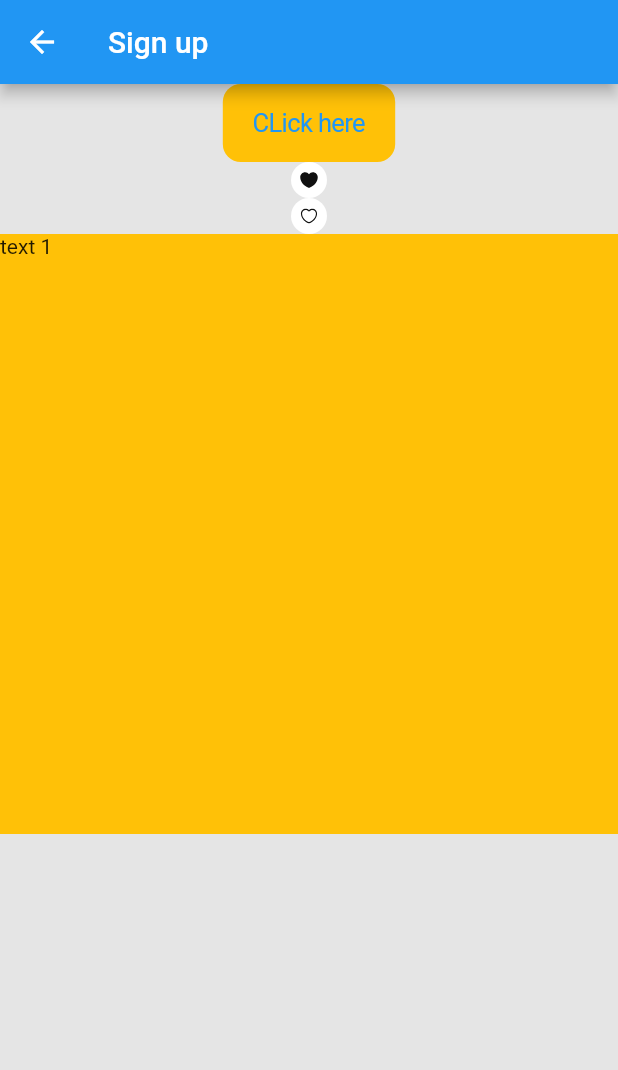
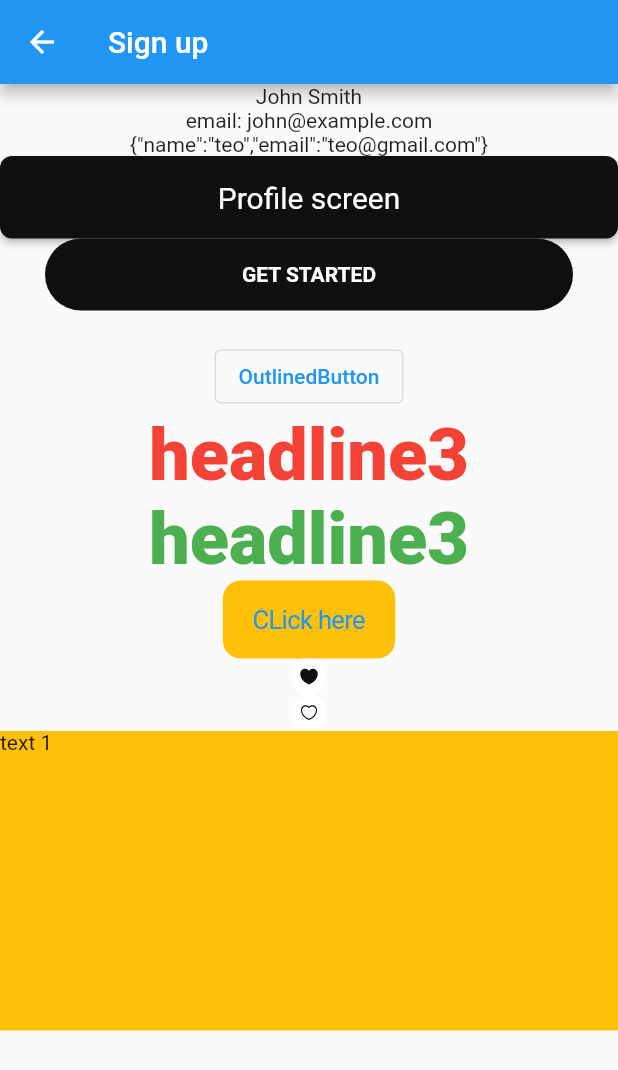
Before and after one commit to inspireui/training-flutter, a Flutter app: the screen it shows after launch, after a tap on "GET STARTED", on a phone screen of 412 x 824 dp. Shown: the top 1070 px of the screen. Run offline on Flutter 3.47's test engine with Material 2 defaults, Android fonts, the phone set to English and light mode, and no system bars; our stand-ins replace flutter_svg; network calls fail.

Commit message:
feat(Networking): add handle networking and json parsing

```diff
--- a/lib/main.dart
+++ b/lib/main.dart
@@ -3,7 +3,30 @@ import 'package:flutter/material.dart';
 import 'src/features/onboarding/onboarding_screen.dart';
 
 void main() {
-  runApp(const MaterialApp(
-    home: OnboardingScreen(),
+  runApp(MaterialApp(
+    home: const OnboardingScreen(),
+    theme: ThemeData(
+        elevatedButtonTheme: ElevatedButtonThemeData(
+          style: ElevatedButton.styleFrom(
+            padding: const EdgeInsets.all(16.0),
+            primary: const Color(0xFF101010),
+            textStyle: const TextStyle(fontSize: 20),
+            shape: RoundedRectangleBorder(
+              borderRadius: BorderRadius.circular(100.0),
+            ),
+          ),
+        ),
+        // outlinedButtonTheme: OutlinedButtonTheme(data: data, child: child),
+        textTheme: const TextTheme(
+          headline3: TextStyle(
+            fontSize: 48,
+            fontWeight: FontWeight.w900,
+            color: Colors.red,
+          ),
+          headline2: TextStyle(
+            fontSize: 36,
+            fontWeight: FontWeight.w800,
+          ),
+        )),
   ));
 }
--- /dev/null
+++ b/lib/src/constants.dart
@@ -0,0 +1 @@
+const apiEndpoint = 'https://randomuser.me/api/';
--- a/lib/src/features/onboarding/onboarding_screen.dart
+++ b/lib/src/features/onboarding/onboarding_screen.dart
@@ -65,31 +65,20 @@ class _OnboardingScreenState extends State<OnboardingScreen> {
                 ),
               ),
             ),
+
             Padding(
               padding: const EdgeInsets.symmetric(horizontal: 30)
                   .copyWith(bottom: 20),
-              child: GestureDetector(
-                onTap: _onTapGetStart,
-                onDoubleTap: () {
-                  // ignore: avoid_print
-                  print('onDoubleTap');
-                },
-                child: Container(
+              child: SizedBox(
                 width: double.infinity,
-                  decoration: BoxDecoration(
-                    color: const Color(0xFF101010),
-                    borderRadius: BorderRadius.circular(100),
-                  ),
-                  alignment: Alignment.center,
-                  child: Padding(
-                    padding: const EdgeInsets.all(16.0),
+                child: ElevatedButton(
+                  onPressed: _onTapGetStart,
                   child: Text(
                     'Get Started'.toUpperCase(),
                     style: const TextStyle(
                       color: Colors.white,
                       fontSize: 14,
                       fontWeight: FontWeight.w700,
-                      ),
                     ),
                   ),
                 ),
--- a/lib/src/features/sign_up/sign_up_screen.dart
+++ b/lib/src/features/sign_up/sign_up_screen.dart
@@ -1,7 +1,10 @@
+import 'dart:convert';
+
 import 'package:flutter/cupertino.dart';
 import 'package:flutter/material.dart';
 
 import '../../components/widgets/wishlist_widget.dart';
+import '../profile/profile_screen.dart';
 
 class SignUpScreen extends StatefulWidget {
   const SignUpScreen({Key? key}) : super(key: key);
@@ -13,13 +16,82 @@ class SignUpScreen extends StatefulWidget {
 class _SignUpScreenState extends State<SignUpScreen> {
   int page = 0;
   final _controller = PageController();
+
   @override
   Widget build(BuildContext context) {
+    const dataStr = '''
+{
+  "name": "John Smith",
+  "email": "john@example.com"
+}
+''';
+    final user = User('teo', 'teo@gmail.com');
+
     return Scaffold(
-      backgroundColor: Colors.black12.withOpacity(0.1),
       appBar: AppBar(title: const Text('Sign up')),
       body: Column(
         children: [
+          Text(User.fromJson(jsonDecode(dataStr)).name),
+          Text('email: ${User.fromJson(jsonDecode(dataStr)).email}'),
+          Text(jsonEncode(user)),
+          SizedBox(
+            width: double.infinity,
+            child: ElevatedButton(
+              onPressed: () {
+                Navigator.of(context).push(
+                  MaterialPageRoute<void>(
+                    builder: (BuildContext context) => const ProfileScreen(),
+                  ),
+                );
+              },
+              style: Theme.of(context).elevatedButtonTheme.style?.copyWith(
+                      shape: MaterialStateProperty.all<RoundedRectangleBorder>(
+                          RoundedRectangleBorder(
+                    borderRadius: BorderRadius.circular(8.0),
+                  ))),
+              child: const Text('Profile screen'),
+            ),
+          ),
+          Padding(
+            padding:
+                const EdgeInsets.symmetric(horizontal: 30).copyWith(bottom: 20),
+            child: InkWell(
+              onDoubleTap: () {
+                // ignore: avoid_print
+                print('onDoubleTap');
+              },
+              child: Container(
+                width: double.infinity,
+                decoration: BoxDecoration(
+                  color: const Color(0xFF101010),
+                  borderRadius: BorderRadius.circular(100),
+                ),
+                alignment: Alignment.center,
+                child: Padding(
+                  padding: const EdgeInsets.all(16.0),
+                  child: Text(
+                    'Get Started'.toUpperCase(),
+                    style: const TextStyle(
+                      color: Colors.white,
+                      fontSize: 14,
+                      fontWeight: FontWeight.w700,
+                    ),
+                  ),
+                ),
+              ),
+            ),
+          ),
+          OutlinedButton(onPressed: () {}, child: const Text('OutlinedButton')),
+          Text(
+            'headline3',
+            style: Theme.of(context).textTheme.headline3,
+          ),
+          Text(
+            'headline3',
+            style: Theme.of(context).textTheme.headline3?.copyWith(
+                  color: Colors.green,
+                ),
+          ),
           Center(
             child: CupertinoButton(
               onPressed: () {
@@ -38,7 +110,7 @@ class _SignUpScreenState extends State<SignUpScreen> {
           const WishlistWiidget(),
           const WishlistWiidget(isChecked: true),
           SizedBox(
-            height: 400,
+            height: 200,
             child: PageView(
               controller: _controller,
               children: [
@@ -62,3 +134,19 @@ class _SignUpScreenState extends State<SignUpScreen> {
     );
   }
 }
+
+class User {
+  final String name;
+  final String email;
+
+  User(this.name, this.email);
+
+  User.fromJson(Map<String, dynamic> json)
+      : name = json['name'],
+        email = json['email'];
+
+  Map<String, dynamic> toJson() => {
+        'name': name,
+        'email': email,
+      };
+}
--- a/pubspec.yaml
+++ b/pubspec.yaml
@@ -35,6 +35,9 @@ dependencies:
   # Use with the CupertinoIcons class for iOS style icons.
   cupertino_icons: ^1.0.2
   flutter_svg: ^1.1.0
+
+  # networking client
+  http: ^0.13.4
 
 dev_dependencies:
   flutter_test:
```
Also changed, not shown: lib/src/features/profile/profile_screen.dart (added, +59 -0 lines), pubspec.lock. Lines whose indentation alone changed are shown as unchanged.
